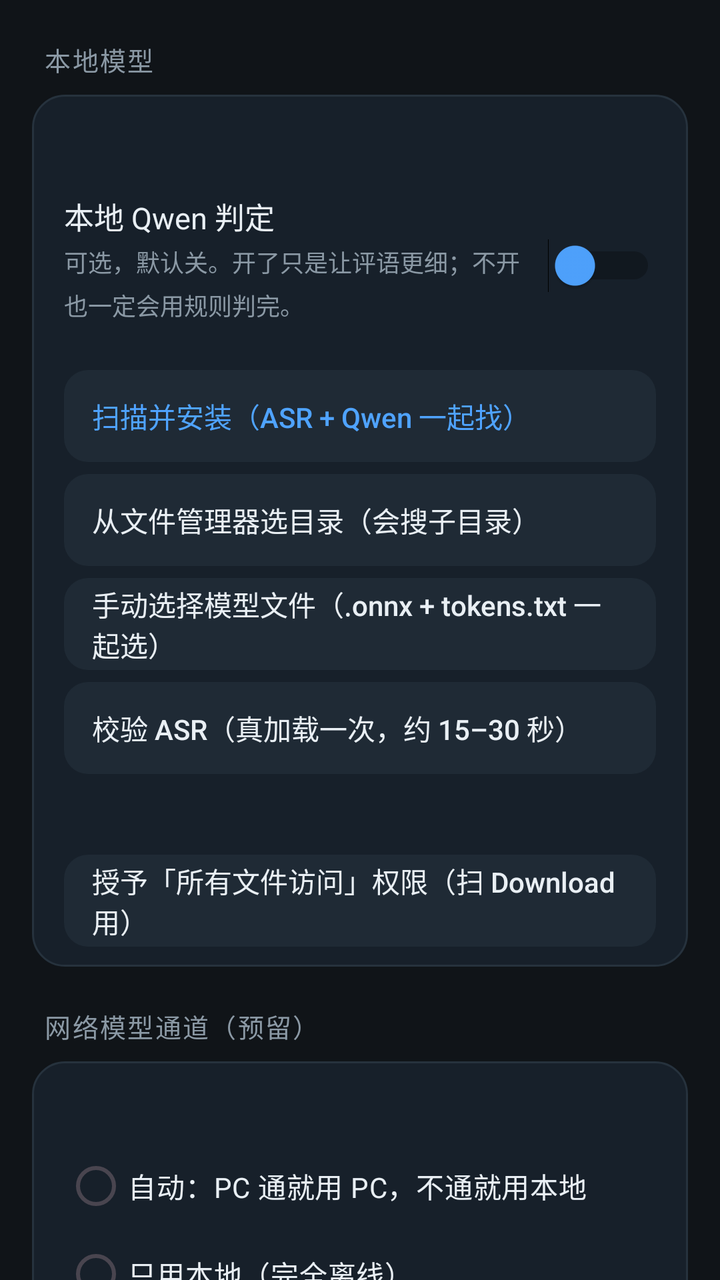
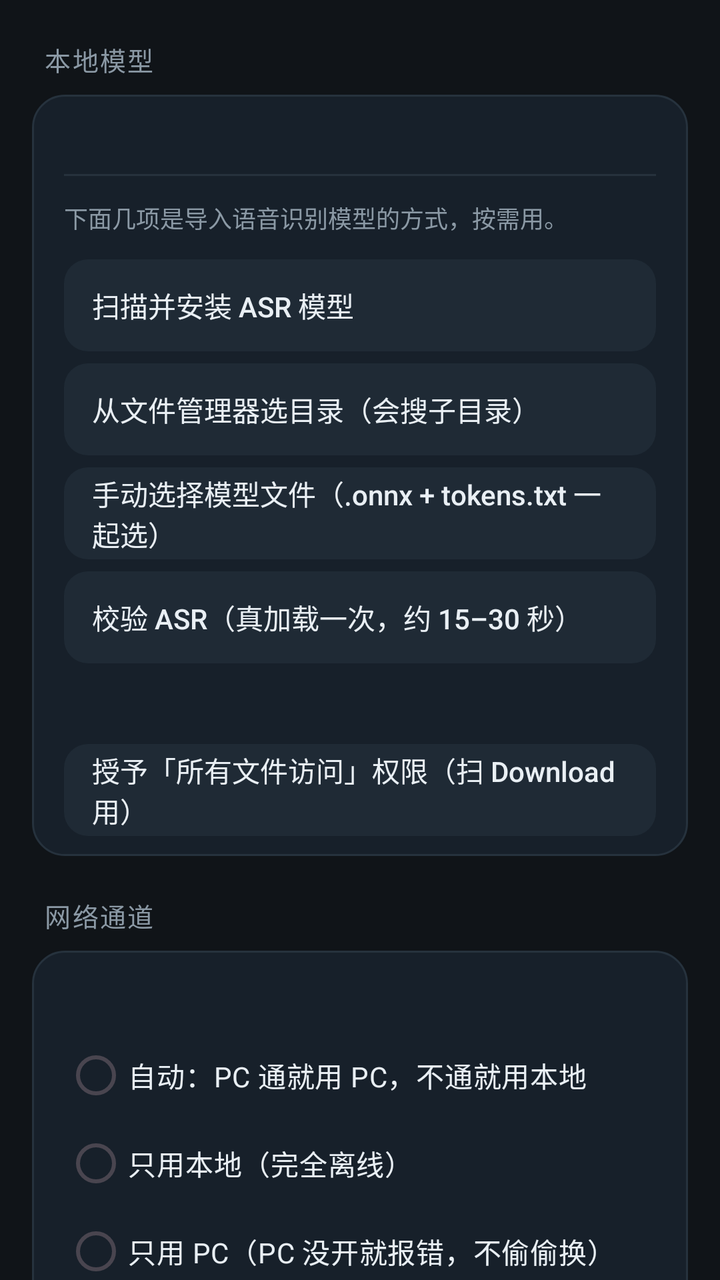

Screens rendered from an Android XML layout before and after an edit, with the pre-edit source and the edit as a unified diff.
<!-- AndroidManifest.xml: application theme Theme.LoudSpeak -->
<!-- res/layout/settings_model.xml -->
<?xml version="1.0" encoding="utf-8"?>
<ScrollView xmlns:android="http://schemas.android.com/apk/res/android"
    android:layout_width="match_parent"
    android:layout_height="match_parent"
    android:fillViewport="true"
    android:scrollbars="none">

    <LinearLayout
        android:layout_width="match_parent"
        android:layout_height="wrap_content"
        android:orientation="vertical"
        android:paddingLeft="16dp"
        android:paddingRight="16dp"
        android:paddingBottom="32dp">

        <TextView style="@style/SetSection" android:text="本地模型" />

        <LinearLayout style="@style/SetCard">

            <TextView
                android:id="@+id/tvModelStatus"
                android:layout_width="match_parent"
                android:layout_height="wrap_content"
                android:lineSpacingMultiplier="1.35"
                android:paddingTop="12dp"
                android:paddingBottom="6dp"
                android:textColor="@color/s_text"
                android:textSize="13sp" />

            <LinearLayout style="@style/SetRow">
                <LinearLayout
                    android:layout_width="0dp"
                    android:layout_height="wrap_content"
                    android:layout_weight="1"
                    android:orientation="vertical">

                    <TextView style="@style/SetTitle" android:text="本地 Qwen 判定" />
                    <TextView style="@style/SetDesc"
                        android:text="可选，默认关。开了只是让评语更细；不开也一定会用规则判完。" />
                </LinearLayout>

                <Switch
                    android:id="@+id/swLlm"
                    style="@style/SetSwitch" />
            </LinearLayout>

            <androidx.appcompat.widget.AppCompatButton
                android:id="@+id/btnScan"
                style="@style/SetBtnAccent"
                android:text="扫描并安装（ASR + Qwen 一起找）" />

            <androidx.appcompat.widget.AppCompatButton
                android:id="@+id/btnSaf"
                style="@style/SetBtn"
                android:text="从文件管理器选目录（会搜子目录）" />

            <androidx.appcompat.widget.AppCompatButton
                android:id="@+id/btnPick"
                style="@style/SetBtn"
                android:text="手动选择模型文件（.onnx + tokens.txt 一起选）" />

            <androidx.appcompat.widget.AppCompatButton
                android:id="@+id/btnCheck"
                style="@style/SetBtn"
                android:text="校验 ASR（真加载一次，约 15–30 秒）" />

            <TextView
                android:id="@+id/tvPerm"
                style="@style/SetDesc"
                android:paddingTop="10dp" />

            <androidx.appcompat.widget.AppCompatButton
                android:id="@+id/btnPerm"
                style="@style/SetBtn"
                android:text="授予「所有文件访问」权限（扫 Download 用）" />
        </LinearLayout>

        <TextView style="@style/SetSection" android:text="网络模型通道（预留）" />

        <LinearLayout style="@style/SetCard">

            <TextView
                android:id="@+id/tvNetStatus"
                style="@style/SetDesc"
                android:paddingTop="12dp" />

            <RadioGroup
                android:id="@+id/rgNet"
                android:layout_width="match_parent"
                android:layout_height="wrap_content"
                android:orientation="vertical">

                <RadioButton
                    android:id="@+id/rbNetAuto"
                    style="@style/SetRadio"
                    android:text="自动：PC 通就用 PC，不通就用本地" />

                <RadioButton
                    android:id="@+id/rbNetLocal"
                    style="@style/SetRadio"
                    android:text="只用本地（完全离线）" />

                <RadioButton
                    android:id="@+id/rbNetPc"
                    style="@style/SetRadio"
                    android:text="只用 PC（PC 没开就报错，不偷偷换）" />
            </RadioGroup>

            <View style="@style/SetDivider" />

            <LinearLayout style="@style/SetRow">
                <LinearLayout
                    android:layout_width="0dp"
                    android:layout_height="wrap_content"
                    android:layout_weight="1"
                    android:orientation="vertical">

                    <TextView style="@style/SetTitle" android:text="PC 地址" />
                    <TextView
                        android:id="@+id/tvPcAddr"
                        style="@style/SetDesc" />
                </LinearLayout>

                <androidx.appcompat.widget.AppCompatButton
                    android:id="@+id/btnPcIp"
                    style="@style/SetBtn"
                    android:layout_width="wrap_content"
                    android:layout_marginTop="0dp"
                    android:text="改 IP" />
            </LinearLayout>

            <TextView
                style="@style/SetDesc"
                android:paddingBottom="8dp"
                android:text="⚠ 目前 App 不申请网络权限（为了守住「完全离线、数据不出手机」这句承诺），所以这一页先只做选择与地址配置；等 PC 批次接入时才启用真正的探活与切换。" />
        </LinearLayout>

        <TextView style="@style/SetSection" android:text="其它" />

        <LinearLayout style="@style/SetCard">
            <androidx.appcompat.widget.AppCompatButton
                android:id="@+id/btnSelf"
                style="@style/SetBtn"
                android:layout_marginTop="12dp"
                android:text="系统自检（内存 / 存储 / 麦克风）" />

            <androidx.appcompat.widget.AppCompatButton
                android:id="@+id/btnCapture"
                style="@style/SetBtn"
                android:text="采集验证（预览 / 录制 / 实测分辨率）" />

            <androidx.appcompat.widget.AppCompatButton
                android:id="@+id/btnErr"
                style="@style/SetBtn"
                android:text="错误报告（调试用）" />
        </LinearLayout>
    </LinearLayout>
</ScrollView>
<!-- resources referenced by this layout -->
<resources>
  <color name="s_text">#FFE9EFF4</color>
  <style name="SetBtn" parent="Widget.AppCompat.Button.Borderless">
          <item name="android:layout_width">match_parent</item>
          <item name="android:layout_height">wrap_content</item>
          <item name="android:minHeight">46dp</item>
          <item name="android:layout_marginTop">6dp</item>
          <item name="android:background">@drawable/bg_card_soft</item>
          <item name="android:textColor">@color/s_text</item>
          <item name="android:textSize">14sp</item>
          <item name="android:textAllCaps">false</item>
          <item name="android:gravity">center_vertical|start</item>
          <item name="android:paddingLeft">14dp</item>
          <item name="android:paddingRight">14dp</item>
      </style>
  <style name="SetBtnAccent" parent="SetBtn">
          <item name="android:textColor">@color/s_accent</item>
      </style>
  <style name="SetDivider">
          <item name="android:layout_width">match_parent</item>
          <item name="android:layout_height">1dp</item>
          <item name="android:background">@color/s_stroke</item>
      </style>
  <style name="SetRadio">
          <item name="android:layout_width">match_parent</item>
          <item name="android:layout_height">wrap_content</item>
          <item name="android:textColor">@color/s_text</item>
          <item name="android:textSize">14sp</item>
          <item name="android:minHeight">44dp</item>
          <item name="android:buttonTint">@color/s_accent</item>
      </style>
  <style name="SetSwitch">
          <item name="android:layout_width">wrap_content</item>
          <item name="android:layout_height">wrap_content</item>
          <item name="android:layout_marginStart">8dp</item>
          <item name="android:thumbTint">@color/s_accent</item>
      </style>
  <style name="SetTitle">
          <item name="android:layout_width">wrap_content</item>
          <item name="android:layout_height">wrap_content</item>
          <item name="android:textColor">@color/s_text</item>
          <item name="android:textSize">15sp</item>
      </style>
  <!-- drawable bg_card_soft (drawable) -->
  <?xml version="1.0" encoding="utf-8"?>
  <shape xmlns:android="http://schemas.android.com/apk/res/android" android:shape="rectangle">
      <solid android:color="@color/s_card_soft" />
      <corners android:radius="12dp" />
  </shape>
  <color name="s_accent">#FF4FA3FF</color>
  <!-- drawable bg_card (drawable) -->
  <?xml version="1.0" encoding="utf-8"?>
  <shape xmlns:android="http://schemas.android.com/apk/res/android" android:shape="rectangle">
      <solid android:color="@color/s_card" />
      <corners android:radius="16dp" />
      <stroke android:width="1dp" android:color="@color/s_stroke" />
  </shape>
  <color name="s_text2">#FF8B99A5</color>
  <color name="s_stroke">#FF26323D</color>
  <color name="bg">#FF101418</color>
  <color name="accent">#FF4CAF50</color>
  <color name="black">#FF000000</color>
  <style name="LSButton" parent="Widget.Material3.Button">
          <item name="backgroundTint">@color/btn_bg</item>
          <item name="android:textColor">@color/btn_text</item>
      </style>
  <color name="s_card_soft">#FF1F2A35</color>
  <color name="s_card">#FF17202A</color>
  <!-- unchanged entries left out for length: 5 -->
</resources>

<!-- the commit's change to res/layout/settings_model.xml (unified diff, before → after) -->
@@ -27,27 +27,18 @@
                 android:textColor="@color/s_text"
                 android:textSize="13sp" />
 
-            <LinearLayout style="@style/SetRow">
-                <LinearLayout
-                    android:layout_width="0dp"
-                    android:layout_height="wrap_content"
-                    android:layout_weight="1"
-                    android:orientation="vertical">
+            <View style="@style/SetDivider" />
 
-                    <TextView style="@style/SetTitle" android:text="本地 Qwen 判定" />
-                    <TextView style="@style/SetDesc"
-                        android:text="可选，默认关。开了只是让评语更细；不开也一定会用规则判完。" />
-                </LinearLayout>
-
-                <Switch
-                    android:id="@+id/swLlm"
-                    style="@style/SetSwitch" />
-            </LinearLayout>
+            <TextView
+                style="@style/SetDesc"
+                android:paddingTop="12dp"
+                android:paddingBottom="6dp"
+                android:text="下面几项是导入语音识别模型的方式，按需用。" />
 
             <androidx.appcompat.widget.AppCompatButton
                 android:id="@+id/btnScan"
-                style="@style/SetBtnAccent"
-                android:text="扫描并安装（ASR + Qwen 一起找）" />
+                style="@style/SetBtn"
+                android:text="扫描并安装 ASR 模型" />
 
             <androidx.appcompat.widget.AppCompatButton
                 android:id="@+id/btnSaf"
@@ -75,7 +66,7 @@
                 android:text="授予「所有文件访问」权限（扫 Download 用）" />
         </LinearLayout>
 
-        <TextView style="@style/SetSection" android:text="网络模型通道（预留）" />
+        <TextView style="@style/SetSection" android:text="网络通道" />
 
         <LinearLayout style="@style/SetCard">
 
@@ -129,10 +120,36 @@
                     android:text="改 IP" />
             </LinearLayout>
 
+            <View style="@style/SetDivider" />
+
+            <LinearLayout style="@style/SetRow">
+                <LinearLayout
+                    android:layout_width="0dp"
+                    android:layout_height="wrap_content"
+                    android:layout_weight="1"
+                    android:orientation="vertical">
+
+                    <TextView style="@style/SetTitle" android:text="用家里 PC 的大模型判定" />
+                    <TextView
+                        style="@style/SetDesc"
+                        android:text="关着的时候，判定在手机上离线做完，录音和文字都不出手机。&#10;打开后，每次判定会把「这次的句子文字」发给上面的 PC，PC 上的大模型判完回结果；PC 没开、断了、超时，都自动退回手机本地规则，不会卡住也不会报错。" />
+                </LinearLayout>
+
+                <Switch
+                    android:id="@+id/swPcJudge"
+                    style="@style/SetSwitch" />
+            </LinearLayout>
+
+            <androidx.appcompat.widget.AppCompatButton
+                android:id="@+id/btnPcJudgeTest"
+                style="@style/SetBtn"
+                android:layout_marginTop="0dp"
+                android:text="测试 PC 判定（发两句样例试试）" />
+
             <TextView
                 style="@style/SetDesc"
-                android:paddingBottom="8dp"
-                android:text="⚠ 目前 App 不申请网络权限（为了守住「完全离线、数据不出手机」这句承诺），所以这一页先只做选择与地址配置；等 PC 批次接入时才启用真正的探活与切换。" />
+                android:paddingTop="8dp"
+                android:text="⚠ 只有这一项会把数据发到局域网里的 PC（只发本次句子文字，不发录音）。想要「数据绝不出手机」，把开关关掉即可，关掉后 App 一次网络请求都不会发。" />
         </LinearLayout>
 
         <TextView style="@style/SetSection" android:text="其它" />
<!-- resource entries referenced after the edit -->
@@ -7,15 +7,12 @@
           <item name="android:minHeight">46dp</item>
           <item name="android:layout_marginTop">6dp</item>
           <item name="android:background">@drawable/bg_card_soft</item>
-          <item name="android:textColor">@color/s_text</item>
+          <item name="android:textColor">@color/set_btn_text</item>
           <item name="android:textSize">14sp</item>
           <item name="android:textAllCaps">false</item>
           <item name="android:gravity">center_vertical|start</item>
           <item name="android:paddingLeft">14dp</item>
           <item name="android:paddingRight">14dp</item>
-      </style>
-  <style name="SetBtnAccent" parent="SetBtn">
-          <item name="android:textColor">@color/s_accent</item>
       </style>
   <style name="SetDivider">
           <item name="android:layout_width">match_parent</item>
@@ -44,10 +41,29 @@
       </style>
   <!-- drawable bg_card_soft (drawable) -->
   <?xml version="1.0" encoding="utf-8"?>
-  <shape xmlns:android="http://schemas.android.com/apk/res/android" android:shape="rectangle">
-      <solid android:color="@color/s_card_soft" />
-      <corners android:radius="12dp" />
-  </shape>
+  <selector xmlns:android="http://schemas.android.com/apk/res/android">
+  
+      <item android:state_enabled="false">
+          <shape android:shape="rectangle">
+              <solid android:color="@color/s_card_dis" />
+              <corners android:radius="12dp" />
+          </shape>
+      </item>
+  
+      <item android:state_pressed="true">
+          <shape android:shape="rectangle">
+              <solid android:color="@color/s_card_press" />
+              <corners android:radius="12dp" />
+          </shape>
+      </item>
+  
+      <item>
+          <shape android:shape="rectangle">
+              <solid android:color="@color/s_card_soft" />
+              <corners android:radius="12dp" />
+          </shape>
+      </item>
+  </selector>
   <color name="s_accent">#FF4FA3FF</color>
   <!-- drawable bg_card (drawable) -->
   <?xml version="1.0" encoding="utf-8"?>
@@ -65,6 +81,8 @@
           <item name="backgroundTint">@color/btn_bg</item>
           <item name="android:textColor">@color/btn_text</item>
       </style>
+  <color name="s_card_dis">#FF1A2129</color>
+  <color name="s_card_press">#FF2C3A48</color>
   <color name="s_card_soft">#FF1F2A35</color>
   <color name="s_card">#FF17202A</color>
   <!-- unchanged entries left out for length: 5 -->
